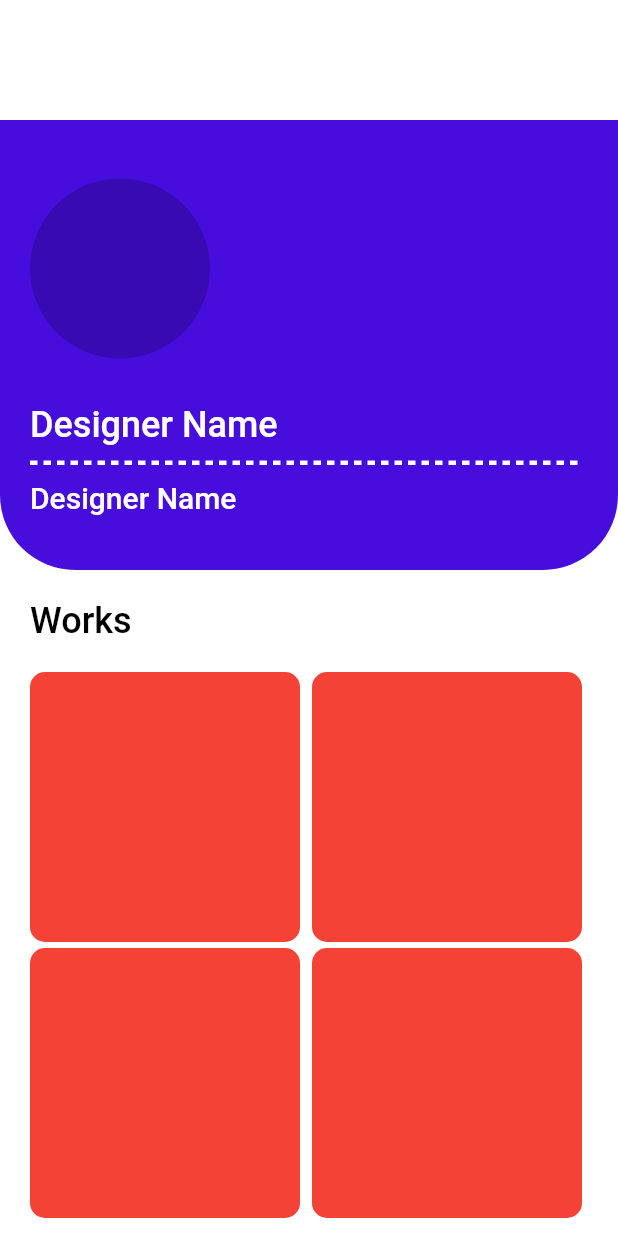
After one commit to pendant-k/2022_global_capstone_hair_heist, a Flutter app: the DesingerInfoPage screen opened directly, on a phone screen of 412 x 824 dp. The commit adds this screen. Run offline on Flutter 3.47's test engine with Material 2 defaults, Android fonts, the phone set to English and light mode, and no system bars; drawn by our look-alikes of dotted_line; our stand-ins replace firebase_core, flutter_screenutil, get, get_storage; accounts and stored records are empty.

Commit message:
home added

```diff
--- /dev/null
+++ b/lib/app/ui/designer_info/view/desinger_info_page.dart
@@ -0,0 +1,125 @@
+import 'package:flutter/material.dart';
+import 'package:flutter_screenutil/flutter_screenutil.dart';
+import 'package:get/get.dart';
+import 'package:dotted_line/dotted_line.dart';
+
+import 'package:hair_heist/app/ui/home/widgets/home_search_btn.dart';
+
+// configs
+import 'package:hair_heist/app/config/palette.dart';
+import 'package:hair_heist/app/config/global_styles.dart';
+
+class DesingerInfoPage extends StatelessWidget {
+  const DesingerInfoPage({super.key});
+
+  @override
+  Widget build(BuildContext context) {
+    return Scaffold(
+      backgroundColor: Colors.white,
+      body: Column(
+        crossAxisAlignment: CrossAxisAlignment.start,
+        children: [
+          SizedBox(
+            height: 80.w,
+          ),
+          Container(
+            width: double.infinity,
+            height: 300.w,
+            padding: EdgeInsets.fromLTRB(20.w, 39.w, 20.w, 0),
+            decoration: BoxDecoration(
+              borderRadius: BorderRadius.only(
+                bottomLeft: Radius.circular(50),
+                bottomRight: Radius.circular(50),
+              ),
+              color: Palette.mainColor,
+            ),
+            child: Column(
+              crossAxisAlignment: CrossAxisAlignment.start,
+              children: [
+                CircleAvatar(
+                  radius: 60,
+                ),
+                SizedBox(height: 30.w),
+                Text(
+                  'Designer Name',
+                  style: GlobalStyle.primaryText.copyWith(
+                      fontWeight: FontWeight.w500,
+                      fontSize: 24.sp,
+                      color: Colors.white),
+                ),
+                Padding(
+                  padding: EdgeInsets.symmetric(vertical: 10.w),
+                  child: DottedLine(
+                    dashLength: 5.w,
+                    lineThickness: 3.w,
+                    dashColor: Colors.white,
+                  ),
+                ),
+                Text(
+                  'Designer Name',
+                  style: GlobalStyle.primaryText.copyWith(
+                      fontWeight: FontWeight.w500,
+                      fontSize: 20.sp,
+                      color: Colors.white),
+                ),
+              ],
+            ),
+          ),
+          Padding(
+            padding: EdgeInsets.fromLTRB(20.w, 20.w, 0, 0),
+            child: Text(
+              'Works',
+              style: GlobalStyle.primaryText.copyWith(
+                  fontWeight: FontWeight.w500,
+                  fontSize: 24.sp,
+                  color: Colors.black),
+            ),
+          ),
+          Padding(
+            padding: EdgeInsets.all(20.w),
+            child: Wrap(
+              spacing: 8.0, // gap between adjacent chips
+              runSpacing: 4.0,
+              children: [
+                Container(
+                  width: 180.w,
+                  height: 180.w,
+                  decoration: BoxDecoration(
+                    color: Colors.red,
+                    borderRadius: BorderRadius.circular(10),
+                  ),
+                ),
+                Container(
+                  width: 180.w,
+                  height: 180.w,
+                  decoration: BoxDecoration(
+                    color: Colors.red,
+                    borderRadius: BorderRadius.circular(10),
+                  ),
+                ),
+                Container(
+                  width: 180.w,
+                  height: 180.w,
+                  decoration: BoxDecoration(
+                    color: Colors.red,
+                    borderRadius: BorderRadius.circular(10),
+                  ),
+                ),
+                Container(
+                  width: 180.w,
+                  height: 180.w,
+                  decoration: BoxDecoration(
+                    color: Colors.red,
+                    borderRadius: BorderRadius.circular(10),
+                  ),
+                ),
+              ],
+            ),
+          ),
+        ],
+      ),
+    );
+  }
+}
+
+// TODO: Home Banner position
--- a/lib/app/ui/home/view/home_page.dart
+++ b/lib/app/ui/home/view/home_page.dart
@@ -7,6 +7,7 @@ import 'package:hair_heist/app/config/global_styles.dart';
 
 import '../widgets/widgets.dart';
 import 'package:hair_heist/app/ui/search/view/search_page.dart';
+import 'package:hair_heist/app/ui/designer_info/view/desinger_info_page.dart';
 
 class HomePage extends StatelessWidget {
   const HomePage({super.key});
@@ -54,13 +55,20 @@ class HomePage extends StatelessWidget {
               spacing: 8.0, // gap between adjacent chips
               runSpacing: 4.0,
               children: [
-                Container(
-                  width: 180.w,
-                  height: 180.w,
-                  decoration: BoxDecoration(
-                    color: Colors.red,
-                    borderRadius: BorderRadius.circular(10),
+                GestureDetector(
+                  child: Container(
+                    width: 180.w,
+                    height: 180.w,
+                    decoration: BoxDecoration(
+                      color: Colors.red,
+                      borderRadius: BorderRadius.circular(10),
+                    ),
                   ),
+                  onTap: () {
+                    Get.to(
+                      () => DesingerInfoPage(),
+                    );
+                  },
                 ),
                 Container(
                   width: 180.w,
--- a/pubspec.yaml
+++ b/pubspec.yaml
@@ -41,6 +41,7 @@ dependencies:
     firebase_core: ^2.4.1
     firebase_storage: ^11.0.10
     custom_sliding_segmented_control: ^1.7.3
+    dotted_line: ^3.1.0
 
 dev_dependencies:
     flutter_test:
```
Also changed, not shown: lib/app/ui/designer_info/desinger_info.dart (added), pubspec.lock.
